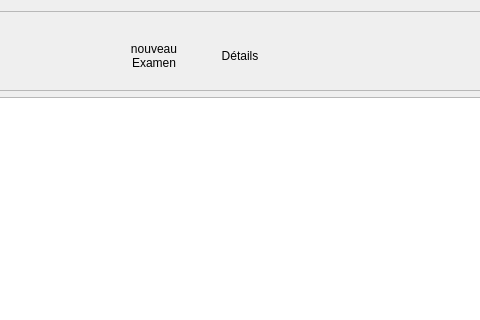
First picture: the form in Auto_Ecole/examen/examen.ui, repository AmineHouari98/auto_Ecole, before the edit; both pictures show x 293 to 773 and y 0 to 320 of the 980 by 623 pixel window.
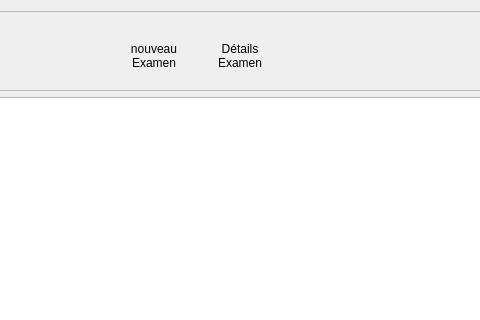
Second picture: the form after the edit. Icons and pictures are not drawn. Custom widgets are drawn as their Qt base class.

Diff of the .ui file:
```diff
--- a/Auto_Ecole/examen/examen.ui
+++ b/Auto_Ecole/examen/examen.ui
@@ -143,7 +143,8 @@
 	</string>
           </property>
           <property name="text">
-           <string>Détails</string>
+           <string>Détails
+Examen</string>
           </property>
           <property name="icon">
            <iconset resource="../ressources.qrc">
@@ -151,8 +152,8 @@
           </property>
           <property name="iconSize">
            <size>
-            <width>32</width>
-            <height>32</height>
+            <width>36</width>
+            <height>36</height>
            </size>
           </property>
           <property name="toolButtonStyle">
```
Left out of the diff: 2 changed lines with no effect on the pictures.
